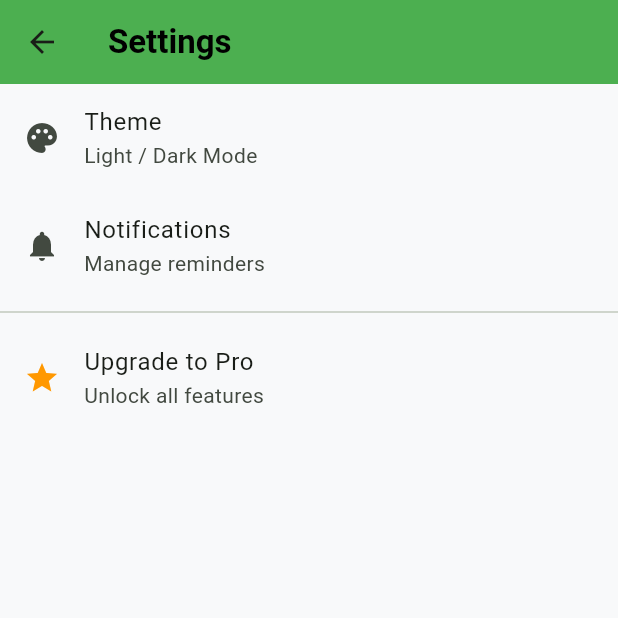
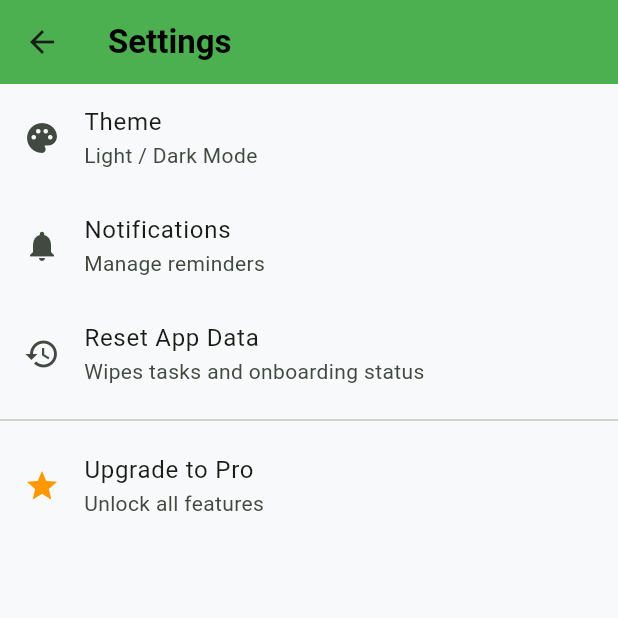
Before and after one commit to kimkev/dailydew, a Flutter app: the screen it shows after launch, after a tap on "Get Started", after a tap on the "settings" icon, on a phone screen of 412 x 824 dp, the top half of it. Run offline on Flutter 3.47's test engine with Material 3 defaults, Android fonts, the phone set to English and light mode, and no system bars; our stand-ins replace shared_preferences.

Commit message:
add persistence and onboarding reset button

```diff
--- a/lib/main.dart
+++ b/lib/main.dart
@@ -1,15 +1,23 @@
 import 'package:flutter/material.dart';
+import 'package:shared_preferences/shared_preferences.dart';
 // Import the screens
 import 'screens/onboarding.dart';
 import 'screens/home.dart';
 import 'screens/settings.dart';
 
-void main() {
-  runApp(const MyApp());
+void main() async {
+  // This line is REQUIRED if you do any async work in main()
+  WidgetsFlutterBinding.ensureInitialized();
+
+  final prefs = await SharedPreferences.getInstance();
+  final bool seenOnboarding = prefs.getBool('seenOnboarding') ?? false;
+  runApp(MyApp(seenOnboarding: seenOnboarding));
 }
 
 class MyApp extends StatelessWidget {
-  const MyApp({super.key});
+  final bool seenOnboarding;
+
+  const MyApp({super.key, required this.seenOnboarding});
 
   @override
   Widget build(BuildContext context) {
@@ -47,7 +55,8 @@ class MyApp extends StatelessWidget {
         ),
       ),
 
-      initialRoute: '/',
+      // If they've seen onboarding, start at /home, otherwise start at /
+      initialRoute: seenOnboarding ? '/home' : '/',
       routes: {
         '/': (context) => const OnboardingScreen(),
         '/home': (context) => const HomeScreen(),
--- a/lib/models/task.dart
+++ b/lib/models/task.dart
@@ -1,3 +1,5 @@
+import 'dart:convert';
+
 class Task {
   final String id;
   String name;
@@ -8,4 +10,33 @@ class Task {
     required this.name,
     this.isDone = false,
   });
+
+  // 1. Convert Task object to a Map
+  Map<String, dynamic> toMap() {
+    return {
+      'id': id,
+      'name': name,
+      'isDone': isDone,
+    };
+  }
+
+  // 2. Create a Task object from a Map
+  factory Task.fromMap(Map<String, dynamic> map) {
+    return Task(
+      id: map['id'],
+      name: map['name'],
+      isDone: map['isDone'],
+    );
+  }
+
+  // 3. Stringify: Turns a List of Tasks into a single String
+  static String encode(List<Task> tasks) => json.encode(
+        tasks.map<Map<String, dynamic>>((task) => task.toMap()).toList(),
+      );
+
+  // 4. Parse: Turns a String back into a List of Tasks
+  static List<Task> decode(String tasks) =>
+      (json.decode(tasks) as List<dynamic>)
+          .map<Task>((item) => Task.fromMap(item))
+          .toList();
 }
--- a/lib/screens/home.dart
+++ b/lib/screens/home.dart
@@ -1,5 +1,9 @@
 import 'package:flutter/material.dart';
+import 'package:shared_preferences/shared_preferences.dart';
+
+// models
 import '../models/task.dart';
+
 
 class HomeScreen extends StatefulWidget {
   const HomeScreen({super.key});
@@ -9,39 +13,59 @@ class HomeScreen extends StatefulWidget {
 }
 
 class _HomeScreenState extends State<HomeScreen> {
-  final List<Task> tasks = [
-    Task(id: '1', name: 'Your first task! Swipe it left to clear it.'),
-  ];
+  // 1. Start with an empty list (Instead of hardcoding a task here)
+  List<Task> tasks = [];
+
+  // 2. This is your 'useEffect' - it runs once when the screen opens
+  @override
+  void initState() {
+    super.initState();
+    _loadTasks();
+  }
+
+  // 3. LOAD: Get data from phone memory
+  Future<void> _loadTasks() async {
+    final prefs = await SharedPreferences.getInstance();
+    final String? tasksString = prefs.getString('saved_tasks');
+
+    if (tasksString != null) {
+      setState(() {
+        // Use the decoder we built in task.dart
+        tasks = Task.decode(tasksString);
+      });
+    } else {
+      // Optional: If first time opening app, add a welcome task
+      setState(() {
+        tasks = [Task(id: '1', name: 'Welcome! Swipe left to delete me.')];
+      });
+    }
+  }
+
+  // 4. SAVE: Write data to phone memory
+  Future<void> _saveTasks() async {
+    final prefs = await SharedPreferences.getInstance();
+    // Use the encoder we built in task.dart
+    final String encodedData = Task.encode(tasks);
+    await prefs.setString('saved_tasks', encodedData);
+  }
 
   void _showAddTaskDialog() {
     TextEditingController controller = TextEditingController();
-
     showDialog(
       context: context,
       builder: (context) {
         return AlertDialog(
           title: const Text('Add New Task'),
-          content: TextField(
-            controller: controller,
-            decoration: const InputDecoration(hintText: "Enter task name..."),
-            autofocus: true,
-          ),
+          content: TextField(controller: controller, autofocus: true),
           actions: [
-            TextButton(
-              onPressed: () => Navigator.pop(context),
-              child: const Text('Cancel'),
-            ),
+            TextButton(onPressed: () => Navigator.pop(context), child: const Text('Cancel')),
             ElevatedButton(
               onPressed: () {
                 if (controller.text.isNotEmpty) {
                   setState(() {
-                    tasks.add(
-                      Task(
-                        id: DateTime.now().toString(),
-                        name: controller.text,
-                      ),
-                    );
+                    tasks.add(Task(id: DateTime.now().toString(), name: controller.text));
                   });
+                  _saveTasks(); // <--- SYNC TO STORAGE
                   Navigator.pop(context);
                 }
               },
@@ -55,12 +79,10 @@ class _HomeScreenState extends State<HomeScreen> {
 
   @override
   Widget build(BuildContext context) {
-    // Logic for the progress bar (Optional, but makes it less bland!)
     int completedCount = tasks.where((t) => t.isDone).length;
     double progress = tasks.isEmpty ? 0 : completedCount / tasks.length;
 
     return Scaffold(
-      // Background is now automatically handled by main.dart (surface color)
       appBar: AppBar(
         title: const Text('My Daily Routine'),
         actions: [
@@ -72,7 +94,6 @@ class _HomeScreenState extends State<HomeScreen> {
       ),
       body: Column(
         children: [
-          // --- PROGRESS SECTION (Makes it look premium) ---
           Padding(
             padding: const EdgeInsets.all(16.0),
             child: LinearProgressIndicator(
@@ -83,20 +104,23 @@ class _HomeScreenState extends State<HomeScreen> {
               borderRadius: BorderRadius.circular(10),
             ),
           ),
-
           Expanded(
             child: ListView.builder(
               padding: const EdgeInsets.symmetric(horizontal: 16),
               itemCount: tasks.length,
               itemBuilder: (context, index) {
                 final item = tasks[index];
-
-                // Wrap in a Card to use the CardThemeData from main.dart
                 return Card(
                   margin: const EdgeInsets.only(bottom: 12),
                   child: Dismissible(
                     key: Key(item.id),
                     direction: DismissDirection.endToStart,
+                    onDismissed: (direction) {
+                      setState(() {
+                        tasks.removeAt(index);
+                      });
+                      _saveTasks(); // <--- SYNC TO STORAGE
+                    },
                     background: Container(
                       decoration: BoxDecoration(
                         color: Theme.of(context).colorScheme.errorContainer,
@@ -106,36 +130,22 @@ class _HomeScreenState extends State<HomeScreen> {
                       padding: const EdgeInsets.symmetric(horizontal: 20),
                       child: Icon(Icons.delete, color: Theme.of(context).colorScheme.error),
                     ),
-                    onDismissed: (direction) {
-                      setState(() {
-                        tasks.removeAt(index);
-                      });
-                    },
                     child: ListTile(
                       title: Text(
                         item.name,
                         style: TextStyle(
                           decoration: item.isDone ? TextDecoration.lineThrough : null,
-                          // Use theme colors for text
-                          color: item.isDone
-                            ? Theme.of(context).colorScheme.outline
-                            : Theme.of(context).colorScheme.onSurface,
                         ),
                       ),
-                      leading: Checkbox( // Using a Checkbox instead of an Icon feels more modern
+                      leading: Checkbox(
                         value: item.isDone,
-                        activeColor: Theme.of(context).colorScheme.primary,
                         onChanged: (val) {
                           setState(() {
                             item.isDone = val!;
                           });
+                          _saveTasks(); // <--- SYNC TO STORAGE
                         },
                       ),
-                      onTap: () {
-                        setState(() {
-                          item.isDone = !item.isDone;
-                        });
-                      },
                     ),
                   ),
                 );
@@ -144,7 +154,7 @@ class _HomeScreenState extends State<HomeScreen> {
           ),
         ],
       ),
-      floatingActionButton: FloatingActionButton.extended( // 'extended' allows for a label
+      floatingActionButton: FloatingActionButton.extended(
         onPressed: _showAddTaskDialog,
         icon: const Icon(Icons.add),
         label: const Text("New Task"),
--- a/lib/screens/onboarding.dart
+++ b/lib/screens/onboarding.dart
@@ -1,4 +1,5 @@
 import 'package:flutter/material.dart';
+import 'package:shared_preferences/shared_preferences.dart';
 
 class OnboardingScreen extends StatelessWidget {
   const OnboardingScreen({super.key});
@@ -30,8 +31,16 @@ class OnboardingScreen extends StatelessWidget {
                 style: ElevatedButton.styleFrom(
                   minimumSize: const Size(double.infinity, 50),
                 ),
-                onPressed: () {
-                  Navigator.pushReplacementNamed(context, '/home');
+                onPressed: () async {
+                  // 1. Get the storage instance
+                  final prefs = await SharedPreferences.getInstance();
+                  // 2. Set the flag to true
+                  await prefs.setBool('seenOnboarding', true);
+
+                  // 3. Go to home (using 'if (context.mounted)' is a Flutter best practice for async)
+                  if (context.mounted) {
+                    Navigator.pushReplacementNamed(context, '/home');
+                  }
                 },
                 child: const Text('Get Started'),
               ),
--- a/lib/screens/settings.dart
+++ b/lib/screens/settings.dart
@@ -1,4 +1,5 @@
 import 'package:flutter/material.dart';
+import 'package:shared_preferences/shared_preferences.dart';
 
 class SettingsScreen extends StatelessWidget {
   const SettingsScreen({super.key});
@@ -24,6 +25,23 @@ class SettingsScreen extends StatelessWidget {
             subtitle: const Text('Manage reminders'),
             onTap: () => print('Notifications tapped'),
           ),
+          ListTile(
+            leading: const Icon(Icons.restore),
+            title: const Text('Reset App Data'),
+            subtitle: const Text('Wipes tasks and onboarding status'),
+            onTap: () async {
+              final prefs = await SharedPreferences.getInstance();
+              await prefs.clear();
+              // Show a message so you know it worked (Like a Toast in JS)
+              if (context.mounted) {
+                ScaffoldMessenger.of(context).showSnackBar(
+                  const SnackBar(
+                    content: Text('Data Cleared! Restart the app.'),
+                  ),
+                );
+              }
+            },
+          ),
           const Divider(), // Adds a horizontal line
           ListTile(
             leading: const Icon(Icons.star, color: Colors.orange),
--- a/pubspec.yaml
+++ b/pubspec.yaml
@@ -11,6 +11,7 @@ dependencies:
   flutter:
     sdk: flutter
   cupertino_icons: ^1.0.8
+  shared_preferences: ^2.3.2
 
 dev_dependencies:
   flutter_test:
```
Also changed, not shown: pubspec.lock.
